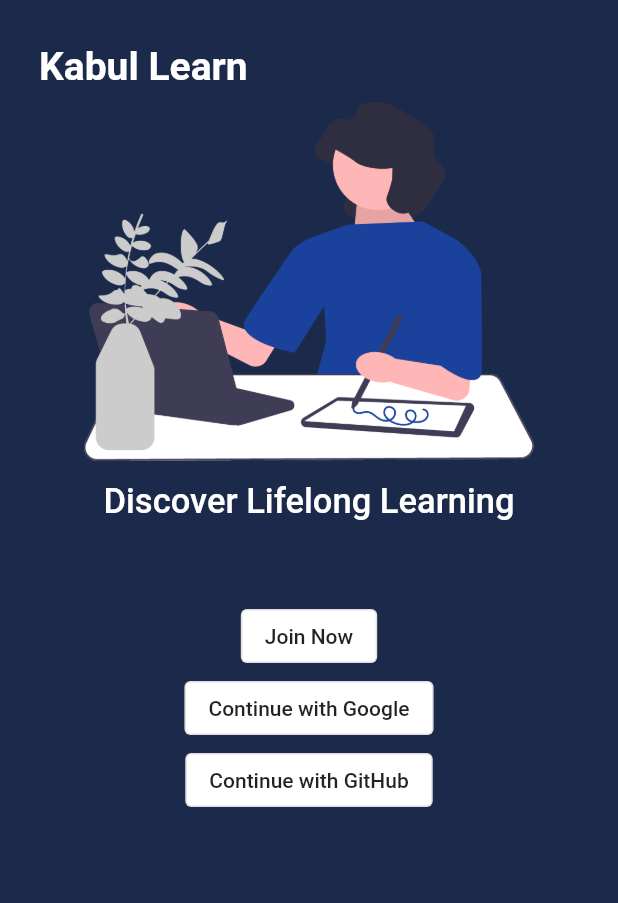
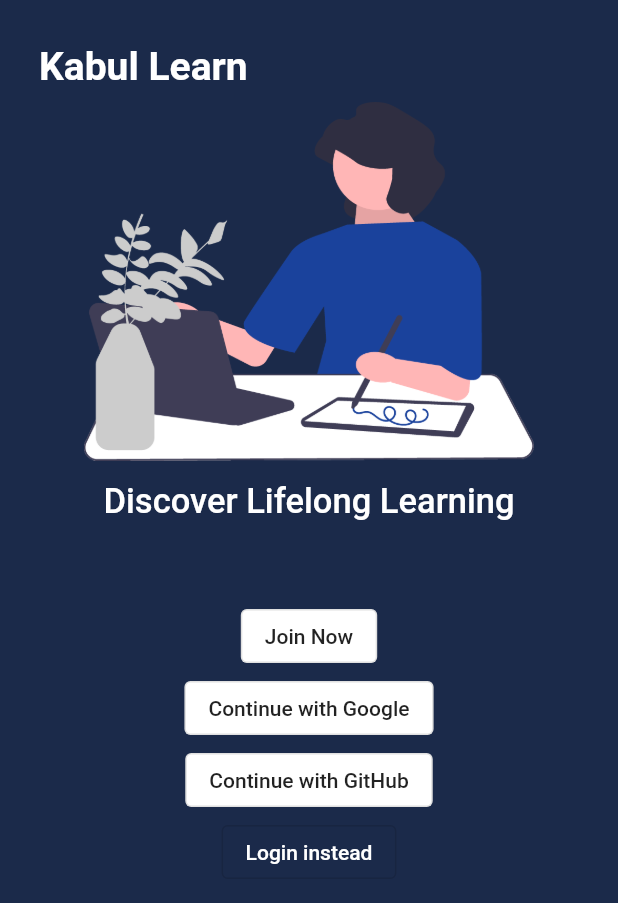
Before and after one commit to realstoman/flutter_login_register_ui, a Flutter app: the screen it shows after launch, on a phone screen of 412 x 824 dp. Shown: the top 903 px of the screen. Run offline on Flutter 3.47's test engine with Material 2 defaults, Android fonts, the phone set to English and light mode, and no system bars; Roboto replaces fonts that are missing (Arial).

Commit message:
Add login scaffold and route link

```diff
--- a/lib/widgets/app_home_buttons.dart
+++ b/lib/widgets/app_home_buttons.dart
@@ -1,4 +1,5 @@
 import 'package:flutter/material.dart';
+import 'package:flutter_login_register_ui/screens/login_screen.dart';
 import 'package:flutter_login_register_ui/screens/register_screen.dart';
 
 class AppHomeButtons extends StatefulWidget {
@@ -51,6 +52,15 @@ class _AppHomeButtonsState extends State<AppHomeButtons> {
                               builder: (context) => const RegisterScreen())),
                       child: const Text('Continue with GitHub'),
                     ),
+                    OutlinedButton(
+                      style: OutlinedButton.styleFrom(
+                        primary: Colors.white,
+                      ),
+                      onPressed: () => Navigator.of(context).push(
+                          MaterialPageRoute(
+                              builder: (context) => const LoginScreen())),
+                      child: const Text('Login instead'),
+                    ),
                   ],
                 ),
               ),
```
Also changed, not shown: lib/screens/login_screen.dart (+17 -1 lines).
